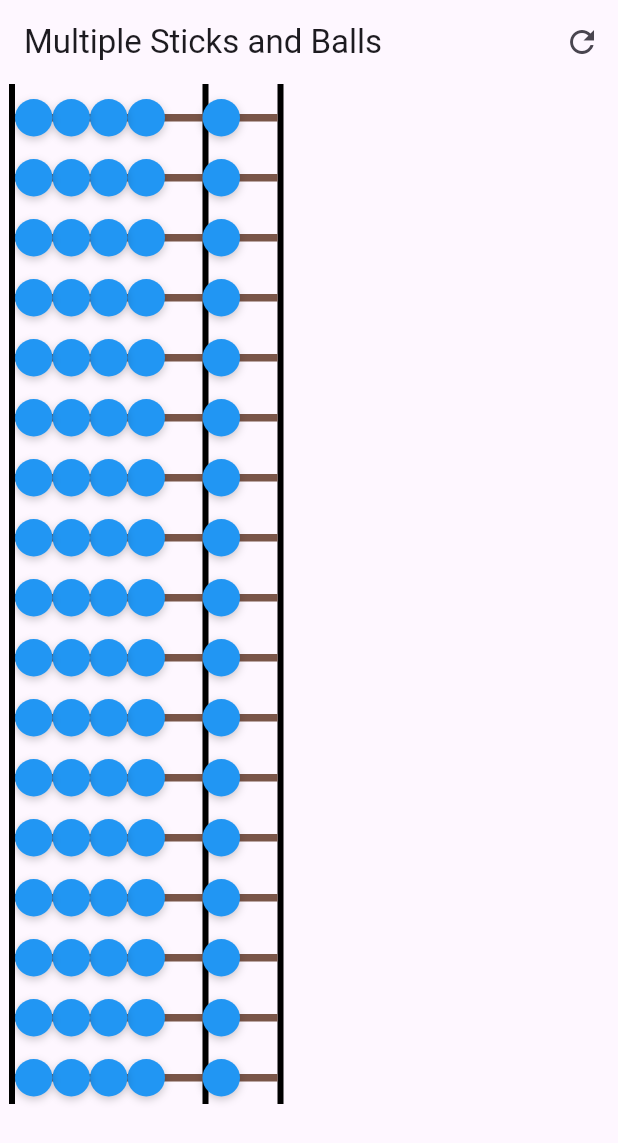
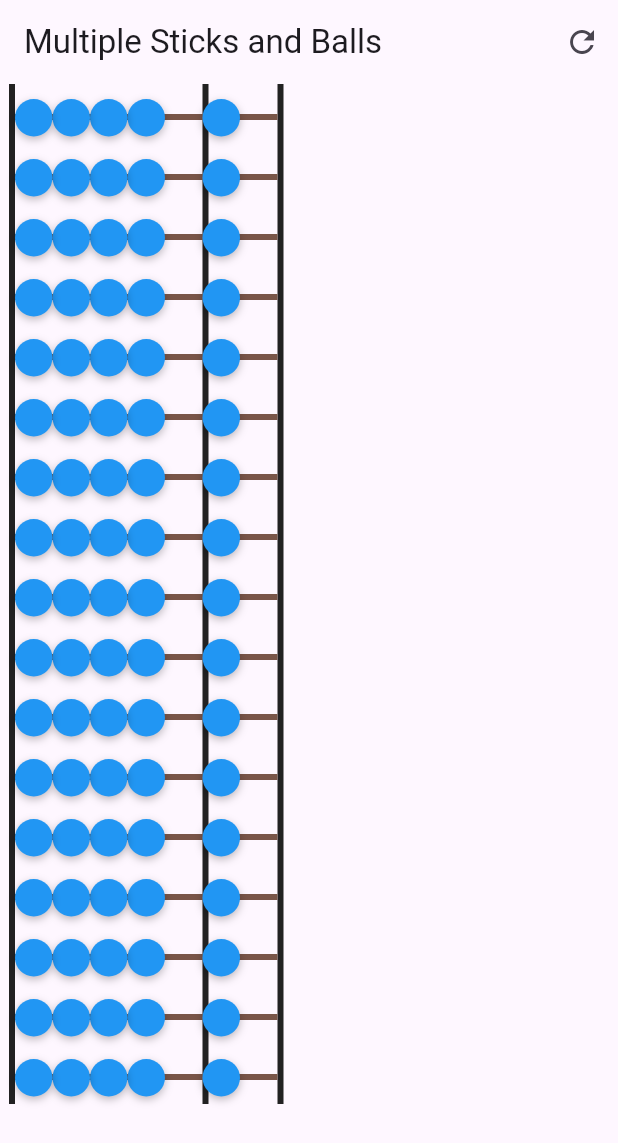
Before and after one commit to Ibrahim-Lokman/abacusspro, a Flutter app: the screen it shows after launch, after a tap on the "refresh" icon, on a phone screen of 412 x 824 dp. Shown: the top 1143 px of the screen. Run offline on Flutter 3.47's test engine with Material 3 defaults, Android fonts, the phone set to English and light mode, and no system bars.

Commit message:
rnd v6 stable

```diff
--- a/lib/multiple_sticks_screen.dart
+++ b/lib/multiple_sticks_screen.dart
@@ -1,20 +1,94 @@
 import 'package:flutter/material.dart';
 
+// Theme configuration class
+class StickTheme {
+  final double ballSize;
+  final double stickStart;
+  final double lineWidth;
+  final double lineHeight;
+  final double verticalSpacing;
+  final Color ballColor;
+  final Color verticalLineColor;
+  final Color horizontalLineColor;
+  final Color ballShadowColor;
+
+  const StickTheme({
+    this.ballSize = 25.0,
+    this.stickStart = 10.0,
+    this.lineWidth = 4.0,
+    this.lineHeight = 40.0,
+    this.verticalSpacing = 40.0,
+    required this.ballColor,
+    required this.verticalLineColor,
+    required this.horizontalLineColor,
+    required this.ballShadowColor,
+  });
+
+  // Factory constructors for light and dark themes
+  factory StickTheme.light() {
+    return const StickTheme(
+      ballColor: Colors.blue,
+      verticalLineColor: Colors.black87,
+      horizontalLineColor: Colors.brown,
+      ballShadowColor: Colors.black26,
+    );
+  }
+
+  factory StickTheme.dark() {
+    return const StickTheme(
+      ballColor: Colors.lightBlueAccent,
+      verticalLineColor: Colors.white70,
+      horizontalLineColor: Colors.brown,
+      ballShadowColor: Colors.black87,
+    );
+  }
+
+  // Create a copy with some properties changed
+  StickTheme copyWith({
+    double? ballSize,
+    double? stickStart,
+    double? lineWidth,
+    double? lineHeight,
+    double? verticalSpacing,
+    Color? ballColor,
+    Color? verticalLineColor,
+    Color? horizontalLineColor,
+    Color? ballShadowColor,
+  }) {
+    return StickTheme(
+      ballSize: ballSize ?? this.ballSize,
+      stickStart: stickStart ?? this.stickStart,
+      lineWidth: lineWidth ?? this.lineWidth,
+      lineHeight: lineHeight ?? this.lineHeight,
+      verticalSpacing: verticalSpacing ?? this.verticalSpacing,
+      ballColor: ballColor ?? this.ballColor,
+      verticalLineColor: verticalLineColor ?? this.verticalLineColor,
+      horizontalLineColor: horizontalLineColor ?? this.horizontalLineColor,
+      ballShadowColor: ballShadowColor ?? this.ballShadowColor,
+    );
+  }
+}
+
 class MultipleSticks extends StatefulWidget {
-  const MultipleSticks({super.key});
+  final StickTheme theme;
+  final int numberOfSticks;
+
+  const MultipleSticks({
+    super.key,
+    this.theme = const StickTheme(
+      ballColor: Colors.blue,
+      verticalLineColor: Colors.black87,
+      horizontalLineColor: Colors.brown,
+      ballShadowColor: Colors.black26,
+    ),
+    this.numberOfSticks = 17,
+  });
 
   @override
   _MultipleSticksState createState() => _MultipleSticksState();
 }
 
 class _MultipleSticksState extends State<MultipleSticks> {
-  static const int numberOfSticks = 17;
-  final double ballSize = 25;
-  final double stickStart = 10;
-  final double lineWidth = 4;
-  final double lineHeight = 40;
-  final double verticalSpacing = 40;
-
   late List<List<ValueNotifier<double>>> stickSections;
   late List<double> section1Widths;
   late List<double> section2Widths;
@@ -24,16 +98,20 @@ class _MultipleSticksState extends State<MultipleSticks> {
   @override
   void initState() {
     super.initState();
-    stickSections = List.generate(numberOfSticks, (stickIndex) {
+    _initializeSticks();
+  }
+
+  void _initializeSticks() {
+    stickSections = List.generate(widget.numberOfSticks, (stickIndex) {
       return [
         ...List.generate(4, (index) => ValueNotifier(0.0)),
         ValueNotifier(0.0)
       ];
     });
-    section1Widths = List.filled(numberOfSticks, 0);
-    section2Widths = List.filled(numberOfSticks, 0);
-    maxSection1Positions = List.filled(numberOfSticks, 0);
-    maxSection2Positions = List.filled(numberOfSticks, 0);
+    section1Widths = List.filled(widget.numberOfSticks, 0);
+    section2Widths = List.filled(widget.numberOfSticks, 0);
+    maxSection1Positions = List.filled(widget.numberOfSticks, 0);
+    maxSection2Positions = List.filled(widget.numberOfSticks, 0);
   }
 
   @override
@@ -43,38 +121,31 @@ class _MultipleSticksState extends State<MultipleSticks> {
   }
 
   void _updateDimensions() {
-    // Set fixed widths based on ball size
-    for (int i = 0; i < numberOfSticks; i++) {
-      // Section 1 width = ballSize * 5 (space for 4 balls with gaps)
-      section1Widths[i] = ballSize * 5;
-      // Section 2 width = ballSize * 2 (space for 1 ball with gaps)
-      section2Widths[i] = ballSize * 2;
-
-      // Update maximum positions for balls
-      maxSection1Positions[i] = stickStart + section1Widths[i] - ballSize;
-      maxSection2Positions[i] =
-          stickStart + section1Widths[i] + section2Widths[i] - ballSize;
-
+    for (int i = 0; i < widget.numberOfSticks; i++) {
+      section1Widths[i] = widget.theme.ballSize * 5;
+      section2Widths[i] = widget.theme.ballSize * 2;
+      maxSection1Positions[i] =
+          widget.theme.stickStart + section1Widths[i] - widget.theme.ballSize;
+      maxSection2Positions[i] = widget.theme.stickStart +
+          section1Widths[i] +
+          section2Widths[i] -
+          widget.theme.ballSize;
       _updateInitialBallPositions(i);
     }
   }
 
   void _updateInitialBallPositions(int stickIndex) {
-    // Update section 1 balls (first 4 balls)
-    double spacing1 =
-        ballSize; // Each ball takes up one ball size worth of space
+    double spacing = widget.theme.ballSize;
     for (int i = 0; i < 4; i++) {
-      stickSections[stickIndex][i].value = stickStart + (spacing1 * (i));
+      stickSections[stickIndex][i].value =
+          widget.theme.stickStart + (spacing * i);
     }
-
-    // Update section 2 ball (last ball)
     stickSections[stickIndex][4].value =
-        stickStart + section1Widths[stickIndex] + 0;
+        widget.theme.stickStart + section1Widths[stickIndex];
   }
 
-  // Add reset function
   void _resetAllBalls() {
-    for (int i = 0; i < numberOfSticks; i++) {
+    for (int i = 0; i < widget.numberOfSticks; i++) {
       _updateInitialBallPositions(i);
     }
   }
@@ -91,6 +162,14 @@ class _MultipleSticksState extends State<MultipleSticks> {
 
   @override
   Widget build(BuildContext context) {
+    final brightness = Theme.of(context).brightness;
+    final currentTheme = brightness == Brightness.dark
+        ? widget.theme.copyWith(
+            ballColor: Colors.lightBlueAccent,
+            verticalLineColor: Colors.white70,
+          )
+        : widget.theme;
+
     return Scaffold(
       appBar: AppBar(
         title: const Text('Multiple Sticks and Balls'),
@@ -105,40 +184,40 @@ class _MultipleSticksState extends State<MultipleSticks> {
       body: SafeArea(
         child: SingleChildScrollView(
           child: Column(
-            children: List.generate(numberOfSticks, (stickIndex) {
+            children: List.generate(widget.numberOfSticks, (stickIndex) {
               return SizedBox(
-                height: verticalSpacing,
+                height: currentTheme.verticalSpacing,
                 child: Stack(
                   children: [
-                    _buildVerticalLine(stickStart - lineWidth, stickIndex),
                     _buildVerticalLine(
-                        stickStart + section1Widths[stickIndex], stickIndex),
+                        currentTheme.stickStart - currentTheme.lineWidth,
+                        stickIndex,
+                        currentTheme),
                     _buildVerticalLine(
-                        stickStart +
-                            section1Widths[stickIndex] +
-                            section2Widths[stickIndex],
-                        stickIndex),
+                        currentTheme.stickStart + section1Widths[stickIndex],
+                        stickIndex,
+                        currentTheme),
+                    _buildVerticalLine(
+                      currentTheme.stickStart +
+                          section1Widths[stickIndex] +
+                          section2Widths[stickIndex],
+                      stickIndex,
+                      currentTheme,
+                    ),
+                    _buildHorizontalLine(currentTheme.stickStart,
+                        section1Widths[stickIndex], stickIndex, currentTheme),
                     _buildHorizontalLine(
-                        stickStart, section1Widths[stickIndex], stickIndex),
-                    _buildHorizontalLine(
-                        stickStart + section1Widths[stickIndex],
-                        section2Widths[stickIndex],
-                        stickIndex),
+                      currentTheme.stickStart + section1Widths[stickIndex],
+                      section2Widths[stickIndex],
+                      stickIndex,
+                      currentTheme,
+                    ),
                     ...List.generate(
                       4,
                       (index) => _buildDraggableBall(
-                        Colors.blue,
-                        stickIndex,
-                        index,
-                        true,
-                      ),
+                          currentTheme, stickIndex, index, true),
                     ).reversed,
-                    _buildDraggableBall(
-                      Colors.blue,
-                      stickIndex,
-                      4,
-                      false,
-                    ),
+                    _buildDraggableBall(currentTheme, stickIndex, 4, false),
                   ],
                 ),
               );
@@ -149,36 +228,33 @@ class _MultipleSticksState extends State<MultipleSticks> {
     );
   }
 
-  Widget _buildVerticalLine(double left, int stickIndex) {
+  Widget _buildVerticalLine(double left, int stickIndex, StickTheme theme) {
     return Positioned(
       left: left,
       top: 0,
       child: Container(
-        width: lineWidth,
-        height: lineHeight,
-        color: Colors.black,
+        width: theme.lineWidth,
+        height: theme.lineHeight,
+        color: theme.verticalLineColor,
       ),
     );
   }
 
-  Widget _buildHorizontalLine(double left, double width, int stickIndex) {
+  Widget _buildHorizontalLine(
+      double left, double width, int stickIndex, StickTheme theme) {
     return Positioned(
       left: left,
       top: 20,
       child: Container(
         width: width,
-        height: 5,
-        color: Colors.brown,
+        height: theme.lineWidth,
+        color: theme.horizontalLineColor,
       ),
     );
   }
 
   Widget _buildDraggableBall(
-    Color color,
-    int stickIndex,
-    int ballIndex,
-    bool isSection1,
-  ) {
+      StickTheme theme, int stickIndex, int ballIndex, bool isSection1) {
     return ValueListenableBuilder<double>(
       valueListenable: stickSections[stickIndex][ballIndex],
       builder: (context, pos, child) {
@@ -187,20 +263,16 @@ class _MultipleSticksState extends State<MultipleSticks> {
           top: 10,
           child: GestureDetector(
             onPanUpdate: (details) => _handleBallMovement(
-              stickIndex,
-              ballIndex,
-              details.delta.dx,
-              isSection1,
-            ),
+                stickIndex, ballIndex, details.delta.dx, isSection1),
             child: Container(
-              width: ballSize,
-              height: ballSize,
+              width: theme.ballSize,
+              height: theme.ballSize,
               decoration: BoxDecoration(
-                color: color,
+                color: theme.ballColor,
                 shape: BoxShape.circle,
                 boxShadow: [
                   BoxShadow(
-                    color: Colors.black.withOpacity(0.2),
+                    color: theme.ballShadowColor,
                     blurRadius: 4,
                     offset: const Offset(0, 2),
                   ),
@@ -216,8 +288,9 @@ class _MultipleSticksState extends State<MultipleSticks> {
   void _handleBallMovement(
       int stickIndex, int ballIndex, double delta, bool isSection1) {
     List<ValueNotifier<double>> balls = stickSections[stickIndex];
-    double minPosition =
-        isSection1 ? stickStart : stickStart + section1Widths[stickIndex];
+    double minPosition = isSection1
+        ? widget.theme.stickStart
+        : widget.theme.stickStart + section1Widths[stickIndex];
     double maxPosition = isSection1
         ? maxSection1Positions[stickIndex]
         : maxSection2Positions[stickIndex];
@@ -232,8 +305,8 @@ class _MultipleSticksState extends State<MultipleSticks> {
       for (int i = ballIndex;
           i < (isSection1 ? 4 : positions.length) - 1;
           i++) {
-        if (positions[i + 1] - positions[i] < ballSize) {
-          positions[i + 1] = positions[i] + ballSize;
+        if (positions[i + 1] - positions[i] < widget.theme.ballSize) {
+          positions[i + 1] = positions[i] + widget.theme.ballSize;
 
           if (positions[i + 1] > maxPosition) {
             double excess = positions[i + 1] - maxPosition;
@@ -245,8 +318,8 @@ class _MultipleSticksState extends State<MultipleSticks> {
       }
     } else {
       for (int i = ballIndex; i > (isSection1 ? 0 : 4); i--) {
-        if (positions[i] - positions[i - 1] < ballSize) {
-          positions[i - 1] = positions[i] - ballSize;
+        if (positions[i] - positions[i - 1] < widget.theme.ballSize) {
+          positions[i - 1] = positions[i] - widget.theme.ballSize;
 
           if (positions[i - 1] < minPosition) {
             double excess = minPosition - positions[i - 1];
--- a/pubspec.yaml
+++ b/pubspec.yaml
@@ -2,7 +2,7 @@ name: abacusspro
 description: "A new Flutter project."
 # The following line prevents the package from being accidentally published to
 # pub.dev using `flutter pub publish`. This is preferred for private packages.
-publish_to: 'none' # Remove this line if you wish to publish to pub.dev
+publish_to: "none" # Remove this line if you wish to publish to pub.dev
 
 # The following defines the version and build number for your application.
 # A version number is three numbers separated by dots, like 1.2.43
@@ -30,7 +30,6 @@ environment:
 dependencies:
   flutter:
     sdk: flutter
-
   # The following adds the Cupertino Icons font to your application.
   # Use with the CupertinoIcons class for iOS style icons.
   cupertino_icons: ^1.0.8
@@ -51,7 +50,6 @@ dev_dependencies:
 
 # The following section is specific to Flutter packages.
 flutter:
-
   # The following line ensures that the Material Icons font is
   # included with your application, so that you can use the icons in
   # the material Icons class.
```
Also changed, not shown: 6 other files.
